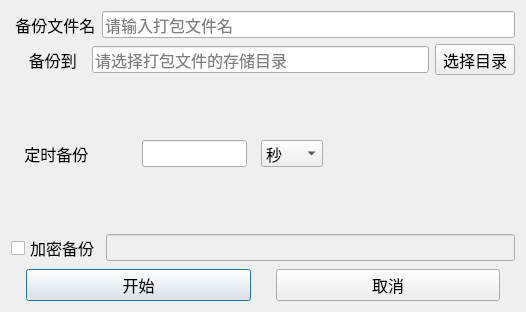
skifisy/FilesBackup, file BackupGUI/backupconfigdialog.ui: the form before one commit.
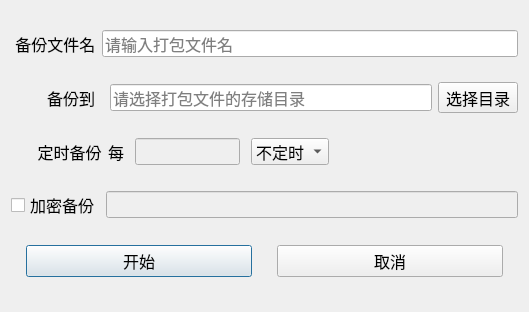
The form after the commit.

Commit message: 文件定时备份，修改文件验证的部分bug

Patch:
```diff
--- a/BackupGUI/backupconfigdialog.ui
+++ b/BackupGUI/backupconfigdialog.ui
@@ -47,8 +47,17 @@
     <layout class="QHBoxLayout" name="horizontalLayout_6">
      <item>
       <widget class="QLabel" name="label_2">
+       <property name="sizePolicy">
+        <sizepolicy hsizetype="Fixed" vsizetype="Preferred">
+         <horstretch>0</horstretch>
+         <verstretch>0</verstretch>
+        </sizepolicy>
+       </property>
        <property name="text">
-        <string>    备份到  </string>
+        <string>        备份到  </string>
+       </property>
+       <property name="alignment">
+        <set>Qt::AlignRight|Qt::AlignTrailing|Qt::AlignVCenter</set>
        </property>
       </widget>
      </item>
@@ -75,24 +84,73 @@
     <layout class="QHBoxLayout" name="horizontalLayout_7" stretch="1,3">
      <item>
       <widget class="QLabel" name="label_3">
+       <property name="sizePolicy">
+        <sizepolicy hsizetype="Fixed" vsizetype="Preferred">
+         <horstretch>0</horstretch>
+         <verstretch>0</verstretch>
+        </sizepolicy>
+       </property>
        <property name="text">
-        <string>   定时备份</string>
+        <string>      定时备份</string>
        </property>
       </widget>
      </item>
      <item>
       <layout class="QHBoxLayout" name="horizontalLayout">
        <property name="spacing">
-        <number>14</number>
+        <number>11</number>
        </property>
        <property name="leftMargin">
         <number>0</number>
        </property>
        <item>
-        <widget class="QLineEdit" name="timeInterval"/>
+        <widget class="QLabel" name="descripText">
+         <property name="enabled">
+          <bool>true</bool>
+         </property>
+         <property name="text">
+          <string>每</string>
+         </property>
+         <property name="textFormat">
+          <enum>Qt::AutoText</enum>
+         </property>
+         <property name="alignment">
+          <set>Qt::AlignRight|Qt::AlignTrailing|Qt::AlignVCenter</set>
+         </property>
+        </widget>
+       </item>
+       <item>
+        <widget class="QLineEdit" name="timeInterval">
+         <property name="enabled">
+          <bool>false</bool>
+         </property>
+         <property name="sizePolicy">
+          <sizepolicy hsizetype="Fixed" vsizetype="Fixed">
+           <horstretch>0</horstretch>
+           <verstretch>0</verstretch>
+          </sizepolicy>
+         </property>
+         <property name="maximumSize">
+          <size>
+           <width>105</width>
+           <height>16777215</height>
+          </size>
+         </property>
+        </widget>
        </item>
        <item>
         <widget class="QComboBox" name="timeSelection">
+         <property name="sizePolicy">
+          <sizepolicy hsizetype="Fixed" vsizetype="Fixed">
+           <horstretch>0</horstretch>
+           <verstretch>0</verstretch>
+          </sizepolicy>
+         </property>
+         <item>
+          <property name="text">
+           <string>不定时</string>
+          </property>
+         </item>
          <item>
           <property name="text">
            <string>秒</string>
@@ -133,7 +191,7 @@
        <item>
         <widget class="QWidget" name="widget" native="true">
          <property name="sizePolicy">
-          <sizepolicy hsizetype="Fixed" vsizetype="Preferred">
+          <sizepolicy hsizetype="Preferred" vsizetype="Fixed">
            <horstretch>0</horstretch>
            <verstretch>0</verstretch>
           </sizepolicy>
```
The commit also changes 18 other files.
